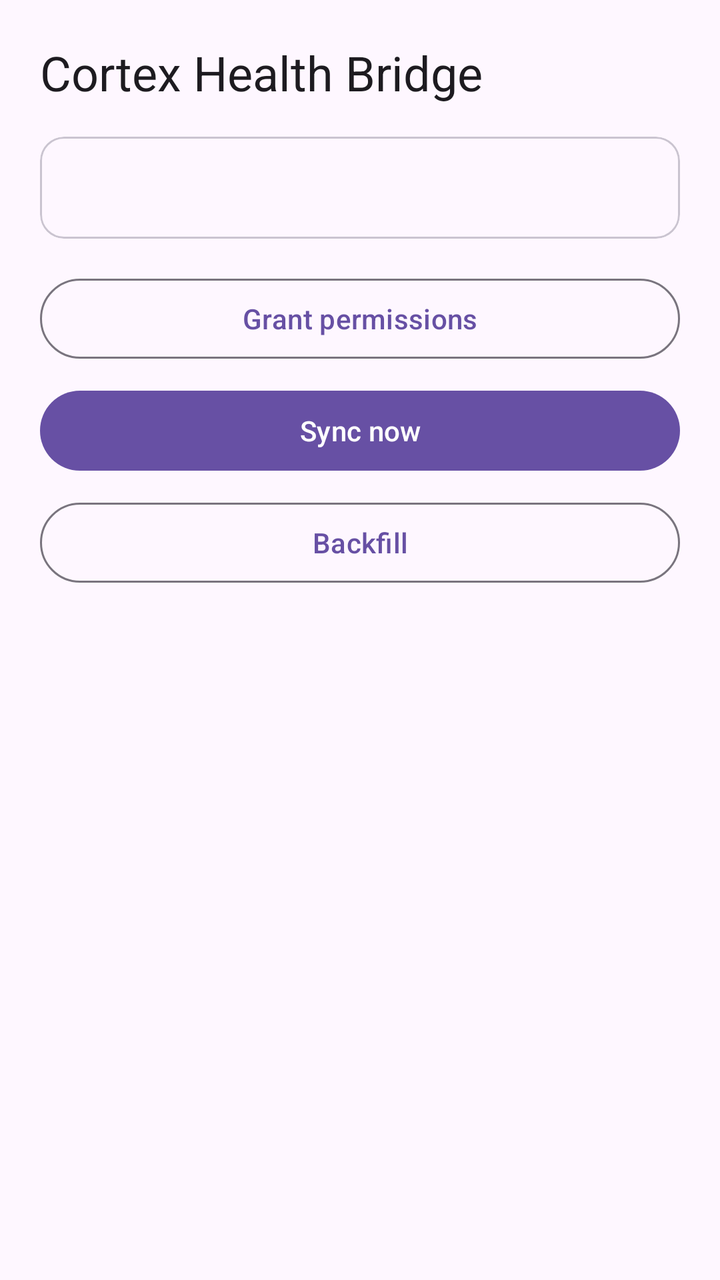
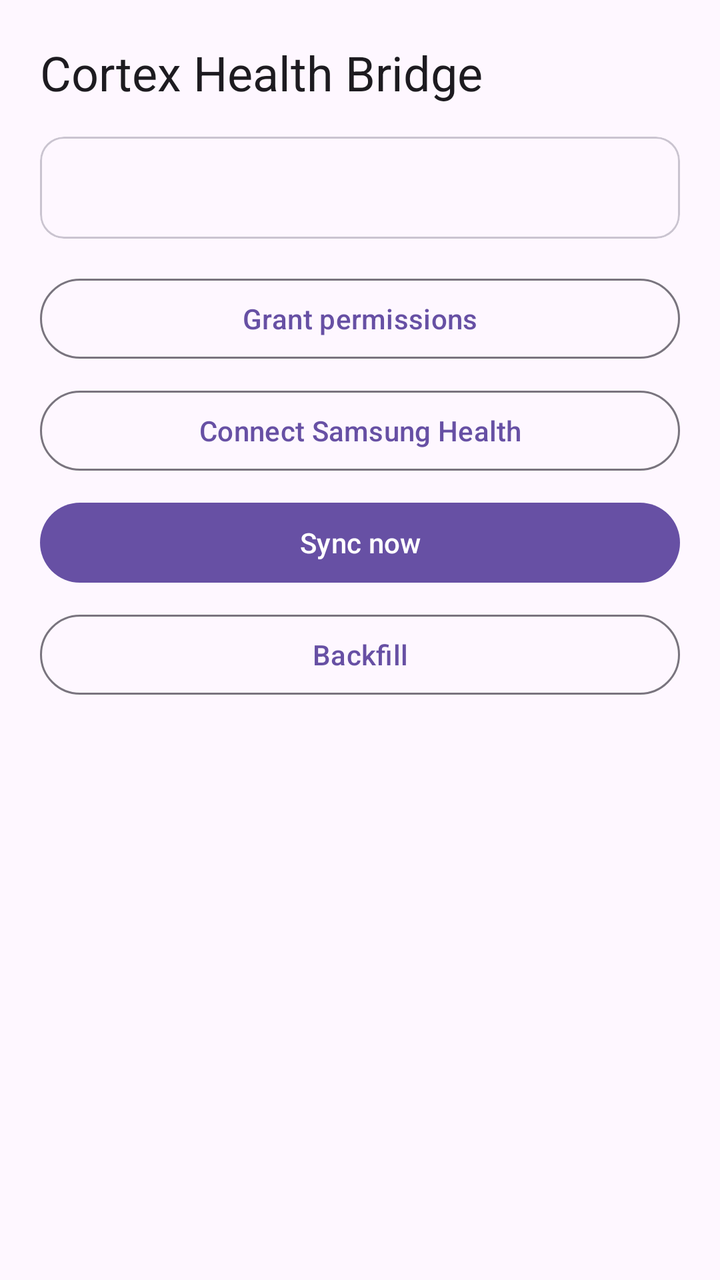

The first picture is an Android layout as it rendered before a commit; the second is the same layout after the commit. The layout source and the unified diff follow.
<!-- AndroidManifest.xml: application theme Theme.HealthBridge -->
<!-- res/layout/activity_main.xml -->
<?xml version="1.0" encoding="utf-8"?>
<ScrollView xmlns:android="http://schemas.android.com/apk/res/android"
    android:layout_width="match_parent"
    android:layout_height="match_parent"
    android:fitsSystemWindows="true">

    <LinearLayout
        android:layout_width="match_parent"
        android:layout_height="wrap_content"
        android:orientation="vertical"
        android:padding="20dp">

        <TextView
            android:layout_width="wrap_content"
            android:layout_height="wrap_content"
            android:text="@string/app_name"
            android:textAppearance="?attr/textAppearanceHeadlineSmall" />

        <com.google.android.material.card.MaterialCardView
            style="?attr/materialCardViewOutlinedStyle"
            android:layout_width="match_parent"
            android:layout_height="wrap_content"
            android:layout_marginTop="16dp">

            <TextView
                android:id="@+id/status"
                android:layout_width="match_parent"
                android:layout_height="wrap_content"
                android:padding="16dp"
                android:lineSpacingExtra="4dp"
                android:textIsSelectable="true"
                android:textAppearance="?attr/textAppearanceBodyMedium" />
        </com.google.android.material.card.MaterialCardView>

        <com.google.android.material.button.MaterialButton
            android:id="@+id/btnGrant"
            style="@style/Widget.Material3.Button.OutlinedButton"
            android:layout_width="match_parent"
            android:layout_height="wrap_content"
            android:layout_marginTop="16dp"
            android:text="Grant permissions" />

        <com.google.android.material.button.MaterialButton
            android:id="@+id/btnSync"
            android:layout_width="match_parent"
            android:layout_height="wrap_content"
            android:layout_marginTop="8dp"
            android:text="Sync now" />

        <com.google.android.material.button.MaterialButton
            android:id="@+id/btnBackfill"
            style="@style/Widget.Material3.Button.OutlinedButton"
            android:layout_width="match_parent"
            android:layout_height="wrap_content"
            android:layout_marginTop="8dp"
            android:text="Backfill" />

        <TextView
            android:id="@+id/progress"
            android:layout_width="match_parent"
            android:layout_height="wrap_content"
            android:layout_marginTop="12dp"
            android:textAppearance="?attr/textAppearanceBodySmall" />
    </LinearLayout>
</ScrollView>
<!-- resources referenced by this layout -->
<resources>
  <string name="app_name">Cortex Health Bridge</string>
  <style name="Theme.HealthBridge" parent="Theme.Material3.DayNight.NoActionBar" />
</resources>

<!-- the commit's change to res/layout/activity_main.xml (unified diff, before → after) -->
@@ -41,6 +41,14 @@
             android:text="Grant permissions" />
 
         <com.google.android.material.button.MaterialButton
+            android:id="@+id/btnSamsung"
+            style="@style/Widget.Material3.Button.OutlinedButton"
+            android:layout_width="match_parent"
+            android:layout_height="wrap_content"
+            android:layout_marginTop="8dp"
+            android:text="Connect Samsung Health" />
+
+        <com.google.android.material.button.MaterialButton
             android:id="@+id/btnSync"
             android:layout_width="match_parent"
             android:layout_height="wrap_content"
